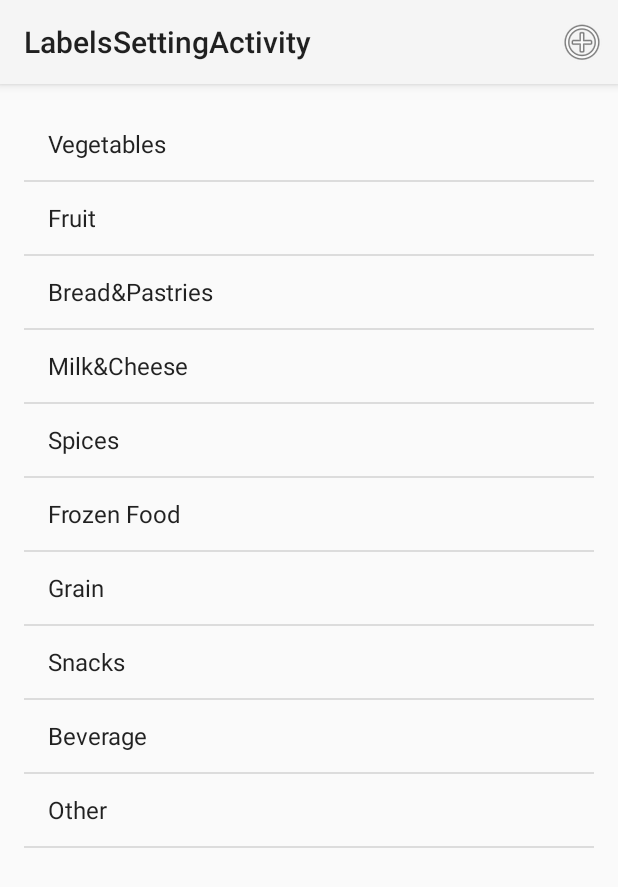
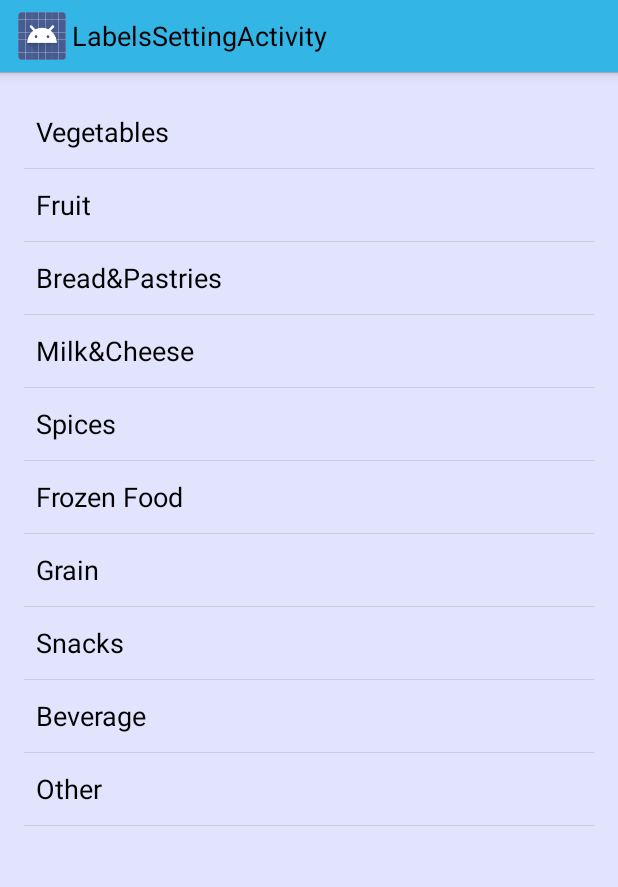
Before and after one commit to illylli/BeforeSpoiled, an Android app: the LabelsSettingActivity screen opened directly, with no data from a screen before it, on a phone screen of 412 x 824 dp. Shown: the top 887 px of the screen. Run offline under Robolectric (Android 15) with nearby library versions, the phone set to English and light mode, and no system bars.

Commit message:
change the style of App

```diff
--- a/app/src/main/java/cs165/edu/dartmouth/cs/beforespoiled/LabelsSettingActivity.java
+++ b/app/src/main/java/cs165/edu/dartmouth/cs/beforespoiled/LabelsSettingActivity.java
@@ -6,9 +6,6 @@ import android.content.AsyncTaskLoader;
 import android.content.Context;
 import android.content.Loader;
 import android.os.Bundle;
-import android.view.Menu;
-import android.view.MenuInflater;
-import android.view.MenuItem;
 import android.view.View;
 import android.widget.ArrayAdapter;
 import android.widget.ListView;
@@ -32,25 +29,6 @@ public class LabelsSettingActivity extends ListActivity implements LoaderManager
         adapter = new LabelAdapter(this, labels);
         setListAdapter(adapter);
         getLoaderManager().initLoader(0, null, this).forceLoad();
-    }
-
-    @Override
-    public boolean onCreateOptionsMenu(Menu menu) {
-        MenuInflater inflater = getMenuInflater();
-        inflater.inflate(R.menu.setting_add, menu);
-        return true;
-    }
-
-    @Override
-    public boolean onMenuItemSelected(int featureId, MenuItem item) {
-        switch (item.getItemId()) {
-            case R.id.setting_add:
-                //open dialog
-                SingleLabelFragment singleFragment = SingleLabelFragment.newInstance(null);
-                singleFragment.show(getFragmentManager(), "NEW LABEL");
-                return true;
-        }
-        return super.onMenuItemSelected(featureId, item);
     }
 
     @Override
@@ -78,7 +56,7 @@ public class LabelsSettingActivity extends ListActivity implements LoaderManager
 
     // reload the data shown in ReminderFragment
     public void reloadData() {
-        getLoaderManager().getLoader(0).onContentChanged();
+        getLoaderManager().restartLoader(0, null, this).forceLoad();
     }
 
     // create DataLoader with AsyncTaskLoader
--- a/app/src/main/java/cs165/edu/dartmouth/cs/beforespoiled/ManualAddItemActivity.java
+++ b/app/src/main/java/cs165/edu/dartmouth/cs/beforespoiled/ManualAddItemActivity.java
@@ -123,6 +123,7 @@ public class ManualAddItemActivity extends Activity {
         mDateAndTime.add(Calendar.DATE, labels.get(0).getStoragePeriod());
         updateDateAndTimeDisplay();
 
+        // camera button
         cameraButton = (ImageButton) findViewById(R.id.ShowCameraButton);
         cameraButton.setOnClickListener(new OnClickListener() {
             @Override
@@ -138,6 +139,8 @@ public class ManualAddItemActivity extends Activity {
 
             }
         });
+
+        //speech button
         speechButton = (ImageButton) findViewById(R.id.SpeakButton);
         speechButton.setOnClickListener(new OnClickListener() {
             @Override
@@ -160,7 +163,7 @@ public class ManualAddItemActivity extends Activity {
 
 
         categorySpinner = (Spinner)findViewById(R.id.spinnerCategory);
-        adapter = new ArrayAdapter(this, android.R.layout.simple_spinner_item, labels.toArray());
+        adapter = new ArrayAdapter(this, android.R.layout.simple_spinner_dropdown_item, labels.toArray());
         categorySpinner.setAdapter(adapter);
         categorySpinner.setOnItemSelectedListener(new AdapterView.OnItemSelectedListener() {
             @Override
--- a/app/src/main/java/cs165/edu/dartmouth/cs/beforespoiled/database/LabelDataSource.java
+++ b/app/src/main/java/cs165/edu/dartmouth/cs/beforespoiled/database/LabelDataSource.java
@@ -126,8 +126,8 @@ public class LabelDataSource {
         Label label = new Label();
         label.setId(cursor.getLong(0));
         label.setName(cursor.getString(1));
-        label.setDaysBeforeSpoiled(cursor.getInt(2));
-        label.setStoragePeriod(cursor.getInt(3));
+        label.setStoragePeriod(cursor.getInt(2));
+        label.setDaysBeforeSpoiled(cursor.getInt(3));
         return label;
     }
 
--- a/app/src/main/java/cs165/edu/dartmouth/cs/beforespoiled/view/HistoryExpandableListAdapter.java
+++ b/app/src/main/java/cs165/edu/dartmouth/cs/beforespoiled/view/HistoryExpandableListAdapter.java
@@ -70,7 +70,7 @@ public class HistoryExpandableListAdapter extends BaseExpandableListAdapter {
         if (view == null) {
             LayoutInflater infalInflater = (LayoutInflater) this.mContext
                     .getSystemService(Context.LAYOUT_INFLATER_SERVICE);
-            view = infalInflater.inflate(android.R.layout.simple_expandable_list_item_1, null);
+            view = infalInflater.inflate(android.R.layout.simple_expandable_list_item_2, null);
         }
 
         TextView lblListHeader = (TextView) view.findViewById(android.R.id.text1);
@@ -86,7 +86,7 @@ public class HistoryExpandableListAdapter extends BaseExpandableListAdapter {
         if (view == null) {
             LayoutInflater infalInflater = (LayoutInflater) this.mContext
                     .getSystemService(Context.LAYOUT_INFLATER_SERVICE);
-            view = infalInflater.inflate(android.R.layout.simple_expandable_list_item_1, null);
+            view = infalInflater.inflate(android.R.layout.simple_expandable_list_item_2, null);
         }
 
         TextView txtListChild = (TextView) view.findViewById(android.R.id.text1);
--- a/app/src/main/java/cs165/edu/dartmouth/cs/beforespoiled/view/ReminderGridAdapter.java
+++ b/app/src/main/java/cs165/edu/dartmouth/cs/beforespoiled/view/ReminderGridAdapter.java
@@ -91,7 +91,6 @@ public class ReminderGridAdapter extends BaseAdapter {
         ((ImageView) gridEntry.findViewById(R.id.iv_reminder_grid_image)).setImageResource(labelDataSource.getImageReSrcById(entry.getLabel()));
         gridEntry.findViewById(R.id.iv_reminder_grid_image).setOnLongClickListener(new View.OnLongClickListener() {
             int deleteimageflag = 0;
-
             @Override
             public boolean onLongClick(View view) {
                 ImageButton ib = (ImageButton) gridEntry.findViewById(R.id.ibtn_reminder_grid_delete);
@@ -106,9 +105,6 @@ public class ReminderGridAdapter extends BaseAdapter {
             }
         });
 
-        // days left
-//        final int badgeIndex = ((ViewGroup) gridEntry).indexOfChild(gridEntry.findViewById(R.id.iv_reminder_grid_image));
-//        Log.d("Fanzy", "badgeIndex: " + badgeIndex);
         final BadgeView badge = new BadgeView(mContext.getApplicationContext(), gridEntry.findViewById(R.id.iv_reminder_grid_image));
         long days = (entry.getExpireDate().getTimeInMillis() - Calendar.getInstance().getTimeInMillis()) / 1000 / 3600 / 24;
         if (days < 0) {
--- a/app/src/main/res/layout/gridview_reminder.xml
+++ b/app/src/main/res/layout/gridview_reminder.xml
@@ -14,8 +14,7 @@
         android:layout_height="match_parent"
         android:layout_alignParentLeft="true"
         android:layout_alignParentStart="false"
-        android:scaleType="fitXY"
-        android:src="@drawable/psm_alarm_clock" />
+        android:scaleType="fitXY" />
 
     <ImageButton
         android:id="@+id/ibtn_reminder_grid_delete"
--- a/app/src/main/res/values-v21/styles.xml
+++ b/app/src/main/res/values-v21/styles.xml
@@ -1,5 +1,13 @@
 <?xml version="1.0" encoding="utf-8"?>
 <resources>
-    <style name="AppTheme" parent="android:Theme.Material.Light">
+
+    <style name="AppTheme" parent="android:Theme.Holo.Light">
+        <item name="android:windowBackground">@color/colorPrimary</item>
+        <item name="android:actionBarStyle">@style/MyActionBar</item>
     </style>
+
+    <style name="MyActionBar" parent="android:style/Widget.Holo.Light.ActionBar">
+        <item name="android:background">@android:color/holo_blue_light</item>
+    </style>
+
 </resources>
--- a/app/src/main/res/values/colors.xml
+++ b/app/src/main/res/values/colors.xml
@@ -1,6 +1,6 @@
 <?xml version="1.0" encoding="utf-8"?>
 <resources>
-    <color name="colorPrimary">#3F51B5</color>
+    <color name="colorPrimary">#e2e4fe</color>
     <color name="colorPrimaryDark">#303F9F</color>
     <color name="colorAccent">#FF4081</color>
     <color name="colorTemplateName">#999999</color>
--- a/app/src/main/res/values/styles.xml
+++ b/app/src/main/res/values/styles.xml
@@ -1,5 +1,4 @@
 <resources>
-
     <style name="SettingParentTitleFont">
         <item name="android:layout_width">wrap_content</item>
         <item name="android:layout_height">wrap_content</item>
```
Also changed, not shown: app/src/main/java/cs165/edu/dartmouth/cs/beforespoiled/ImageFragment.java (deleted, +0 -42 lines), app/src/main/java/cs165/edu/dartmouth/cs/beforespoiled/ReminderFragment.java (+0 -9 lines), app/src/main/res/layout/activity_main.xml (+6 -8 lines), app/src/main/res/drawable-v21/psm_alarm_clock.png (deleted).
